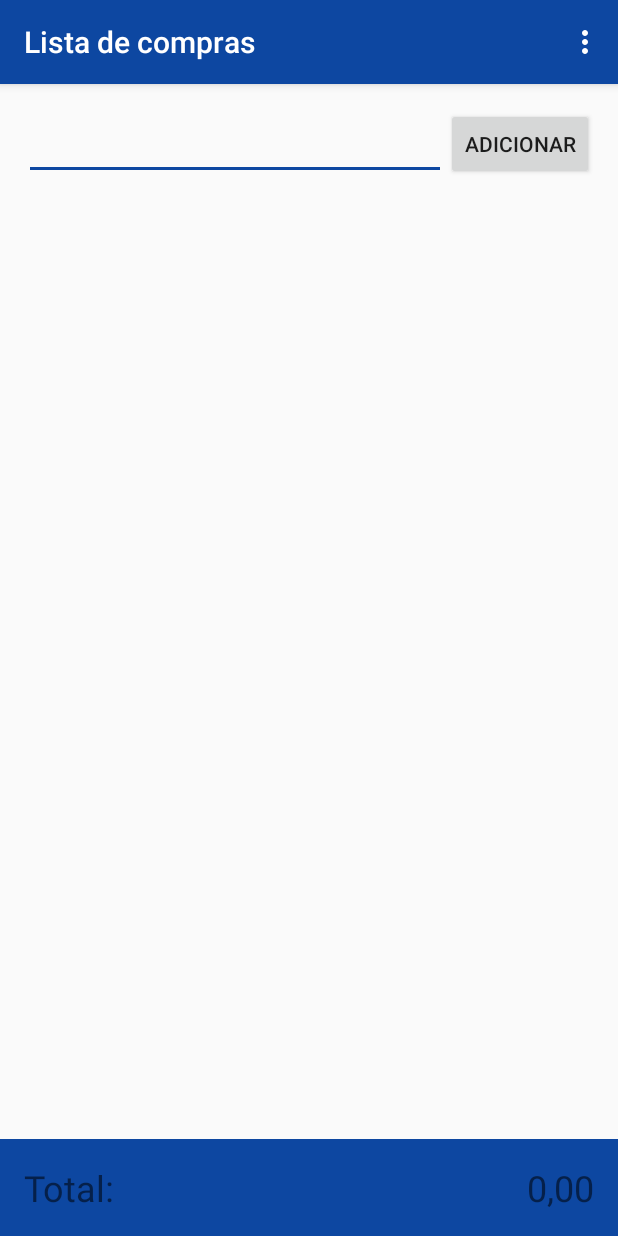
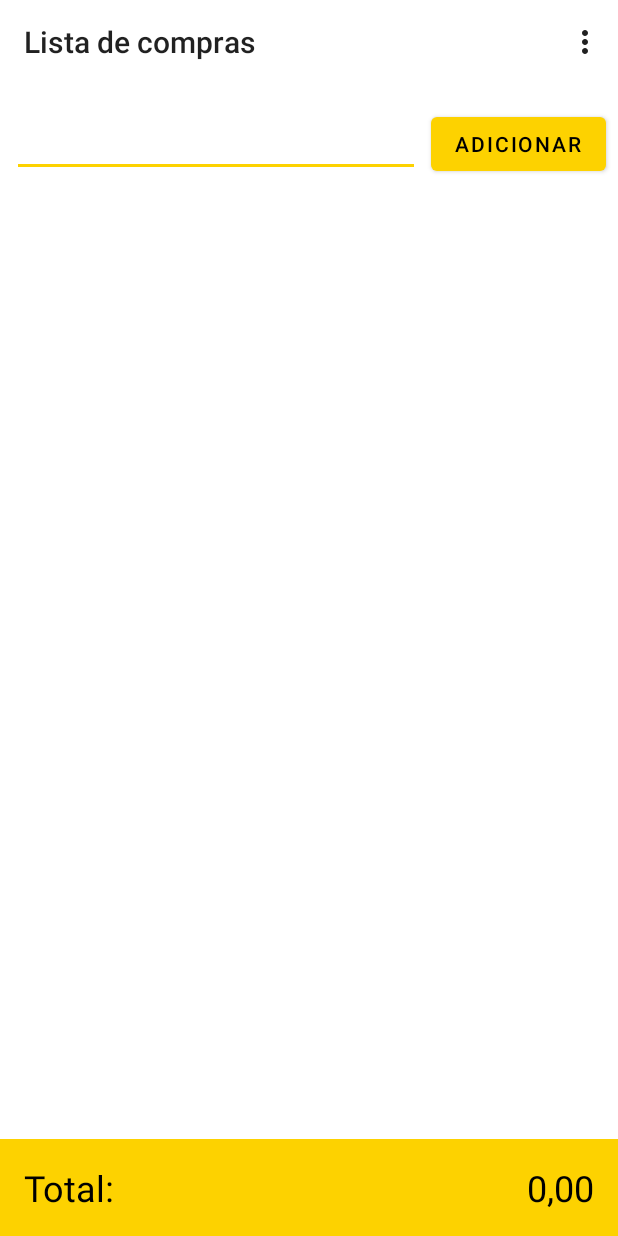
Before and after one commit to NishiyamaPedro/simplelist, an Android app: the screen it shows after launch (MainActivity), on a phone screen of 412 x 824 dp. Run offline under Robolectric (Android 15) with nearby library versions, the phone set to English and light mode, and no system bars.

Commit message:
novos campos de quantidade e valor total, bug ao adicionar muitos elementos na lista corrigido

```diff
--- a/app/src/main/java/com/nishiyama/lista/DataProcess.kt
+++ b/app/src/main/java/com/nishiyama/lista/DataProcess.kt
@@ -51,7 +51,7 @@ class DataProcess(context: Context) {
     fun getSize(): Int {
         val sharedPref: SharedPreferences =
             context.getSharedPreferences(PREFS_NAME, 0)
-        return (sharedPref.all.size) / 3
+        return (sharedPref.all.size) / 4
     }
 
     fun clean() {
--- a/app/src/main/java/com/nishiyama/lista/ListaController.kt
+++ b/app/src/main/java/com/nishiyama/lista/ListaController.kt
@@ -8,10 +8,12 @@ class ListaController {
     var name: String = ""
     var valor: Double = 0.00
     var chkd: Boolean = false
+    var quantidade: Int = 0
 
-    constructor(name: String, valor: Double, chkd: Boolean) {
+    constructor(name: String, valor: Double, chkd: Boolean, quantidade: Int) {
         this.name = name
         this.valor = valor
         this.chkd = chkd
+        this.quantidade = quantidade
     }
 }
--- a/app/src/main/res/layout/activity_main.xml
+++ b/app/src/main/res/layout/activity_main.xml
@@ -9,26 +9,28 @@
     android:scrollbarSize="10dp"
     android:scrollbarStyle="outsideOverlay"
     android:scrollbars="vertical"
-    tools:context=".MainActivity">
+    tools:context=".MainActivity"
+    android:fitsSystemWindows="true">
 
 
     <Button
         android:id="@+id/button6"
         android:layout_width="wrap_content"
-        android:layout_height="48dp"
+        android:layout_height="wrap_content"
         android:layout_marginTop="16dp"
-        android:layout_marginEnd="16dp"
+        android:layout_marginEnd="8dp"
         android:shadowColor="#FFFFFF"
         android:text="Adicionar"
+        android:textColor="@color/primaryTextColor"
         app:layout_constraintEnd_toEndOf="parent"
         app:layout_constraintTop_toTopOf="parent" />
 
     <EditText
         android:id="@+id/edit1"
         style="@android:style/Widget.DeviceDefault.EditText"
-        android:layout_width="281dp"
-        android:layout_height="48dp"
-        android:layout_marginStart="16dp"
+        android:layout_width="272dp"
+        android:layout_height="46dp"
+        android:layout_marginStart="8dp"
         android:layout_marginTop="16dp"
         android:ems="10"
         android:inputType="text"
@@ -55,9 +57,9 @@
         android:layout_height="wrap_content"
         android:background="@color/primaryColor"
         android:orientation="horizontal"
+        android:visibility="visible"
         app:layout_constraintBottom_toBottomOf="parent"
         app:layout_constraintEnd_toEndOf="parent"
-        app:layout_constraintHorizontal_bias="0.0"
         app:layout_constraintStart_toStartOf="parent">
 
         <TextView
@@ -69,6 +71,7 @@
             android:layout_marginBottom="16dp"
             android:layout_weight="2"
             android:text="Total:"
+            android:textColor="@color/primaryTextColor"
             android:textSize="24sp" />
 
         <TextView
@@ -81,8 +84,8 @@
             android:layout_weight="2"
             android:text="0,00"
             android:textAlignment="textEnd"
+            android:textColor="@color/primaryTextColor"
             android:textSize="24sp" />
     </LinearLayout>
 
-
 </androidx.constraintlayout.widget.ConstraintLayout>
--- /dev/null
+++ b/app/src/main/res/values-v23/styles.xml
@@ -0,0 +1,22 @@
+<?xml version="1.0" encoding="utf-8"?>
+<resources>
+
+    <style name="AppTheme" parent="Theme.MaterialComponents.DayNight">
+        <!-- Customize your theme here. -->
+        <item name="android:windowLightStatusBar">?attr/isLightTheme</item>
+        <item name="windowActionBar">true</item>
+        <item name="windowNoTitle">false</item>
+        <item name="android:windowDrawsSystemBarBackgrounds">true</item>
+        <item name="android:statusBarColor">@android:color/transparent</item>
+        <item name="actionBarStyle">@style/MyActionBar</item>
+        <item name="colorPrimary">@color/primaryColor</item>
+        <item name="colorPrimaryDark">@color/primaryDarkColor</item>
+        <item name="colorAccent">@color/primaryLightColor</item>
+        <item name="colorControlActivated">@color/primaryColor</item>
+        <item name="colorControlHighlight">@color/primaryColor</item>
+        <item name="android:navigationBarColor">@color/primaryDarkColor</item>
+    </style>
+    <style name="MyActionBar" parent="Widget.MaterialComponents.ActionBar.Surface">
+        <item name="android:background">@android:color/transparent</item>
+    </style>
+</resources>
--- a/app/src/main/res/values/colors.xml
+++ b/app/src/main/res/values/colors.xml
@@ -1,11 +1,18 @@
 <!--?xml version="1.0" encoding="UTF-8"?-->
 <resources>
-  <color name="primaryColor">#0d47a1</color>
-  <color name="primaryLightColor">#5472d3</color>
-  <color name="primaryDarkColor">#002171</color>
-  <color name="secondaryColor">#2962ff</color>
-  <color name="secondaryLightColor">#768fff</color>
-  <color name="secondaryDarkColor">#0039cb</color>
-  <color name="primaryTextColor">#ffffff</color>
-  <color name="secondaryTextColor">#ffffff</color>
+  <color name="primaryColor">#fdd200</color>
+
+  <color name="primaryLightColor">#ffff51</color>
+
+  <color name="primaryDarkColor">#c5a100</color>
+
+  <color name="secondaryColor">#fbb912</color>
+
+  <color name="secondaryLightColor">#ffeb52</color>
+
+  <color name="secondaryDarkColor">#c38900</color>
+
+  <color name="primaryTextColor">#000000</color>
+
+  <color name="secondaryTextColor">#000000</color>
 </resources>
--- a/app/src/main/res/values/styles.xml
+++ b/app/src/main/res/values/styles.xml
@@ -1,7 +1,11 @@
 <resources>
     <!-- Base application theme. -->
-    <style name="AppTheme" parent="Theme.AppCompat.DayNight.DarkActionBar">
+    <style name="AppTheme" parent="Theme.MaterialComponents.DayNight.NoActionBar">
         <!-- Customize your theme here. -->
+        <!--<item name="android:windowLightStatusBar">?attr/isLightTheme</item>-->
+        <item name="windowActionBar">false</item>
+        <item name="windowNoTitle">true</item>
+        <item name="android:windowDrawsSystemBarBackgrounds">true</item>
         <item name="colorPrimary">@color/primaryColor</item>
         <item name="colorPrimaryDark">@color/primaryDarkColor</item>
         <item name="colorAccent">@color/primaryLightColor</item>
```
Also changed, not shown: app/src/main/java/com/nishiyama/lista/ListaAdapter.kt (+31 -12 lines), app/src/main/java/com/nishiyama/lista/MainActivity.kt (+20 -13 lines), app/src/main/res/layout/bottombar.xml (added, +29 -0 lines), app/src/main/res/layout/dpreco.xml (added, +19 -0 lines), app/src/main/res/layout/list_row.xml (+65 -8 lines).
